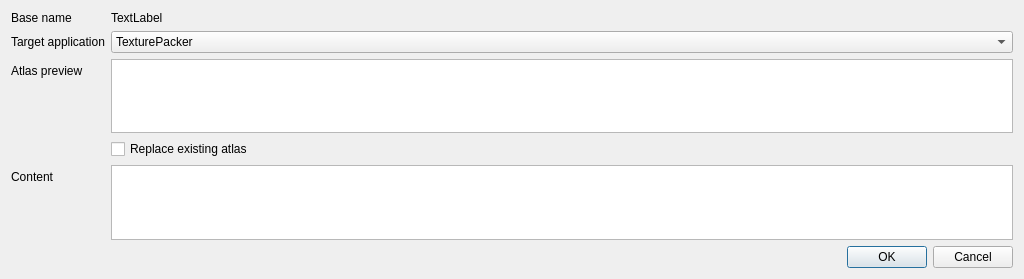
Qt form SpriteStudio/src/extractor/jsonExtractordialog.ui (oktailb/SpriteStudio) before a commit.
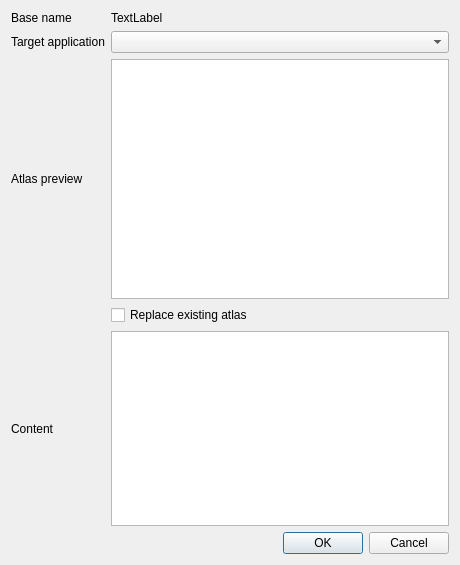
The same form after that commit.

Commit message: refactor json export format selection and user selected options

The edit to the form file:
```diff
--- a/SpriteStudio/src/extractor/jsonExtractordialog.ui
+++ b/SpriteStudio/src/extractor/jsonExtractordialog.ui
@@ -6,8 +6,8 @@
    <rect>
     <x>0</x>
     <y>0</y>
-    <width>1024</width>
-    <height>279</height>
+    <width>460</width>
+    <height>565</height>
    </rect>
   </property>
   <property name="sizePolicy">
@@ -19,7 +19,10 @@
   <property name="windowTitle">
    <string>Dialog</string>
   </property>
-  <layout class="QFormLayout" name="formLayout">
+  <property name="sizeGripEnabled">
+   <bool>false</bool>
+  </property>
+  <layout class="QGridLayout" name="gridLayout">
    <item row="0" column="0">
     <widget class="QLabel" name="baseNameLabel">
      <property name="text">
@@ -42,23 +45,7 @@
     </widget>
    </item>
    <item row="1" column="1">
-    <widget class="QComboBox" name="targetFormat">
-     <item>
-      <property name="text">
-       <string>TexturePacker</string>
-      </property>
-     </item>
-     <item>
-      <property name="text">
-       <string>Phaser</string>
-      </property>
-     </item>
-     <item>
-      <property name="text">
-       <string>Aseprite</string>
-      </property>
-     </item>
-    </widget>
+    <widget class="QComboBox" name="targetFormat"/>
    </item>
    <item row="2" column="0">
     <widget class="QLabel" name="atlasPreviewLabel">
@@ -69,10 +56,19 @@
    </item>
    <item row="2" column="1">
     <widget class="QGraphicsView" name="preview">
+     <property name="enabled">
+      <bool>true</bool>
+     </property>
+     <property name="sizePolicy">
+      <sizepolicy hsizetype="Expanding" vsizetype="Expanding">
+       <horstretch>0</horstretch>
+       <verstretch>0</verstretch>
+      </sizepolicy>
+     </property>
      <property name="minimumSize">
       <size>
-       <width>0</width>
-       <height>0</height>
+       <width>320</width>
+       <height>240</height>
       </size>
      </property>
     </widget>
@@ -91,7 +87,14 @@
      </property>
     </widget>
    </item>
-   <item row="6" column="0" colspan="2">
+   <item row="4" column="1">
+    <widget class="QListWidget" name="animations">
+     <property name="selectionMode">
+      <enum>QAbstractItemView::SelectionMode::MultiSelection</enum>
+     </property>
+    </widget>
+   </item>
+   <item row="5" column="0" colspan="2">
     <widget class="QDialogButtonBox" name="buttonBox">
      <property name="orientation">
       <enum>Qt::Orientation::Horizontal</enum>
@@ -101,13 +104,6 @@
      </property>
     </widget>
    </item>
-   <item row="4" column="1">
-    <widget class="QListWidget" name="animations">
-     <property name="selectionMode">
-      <enum>QAbstractItemView::SelectionMode::MultiSelection</enum>
-     </property>
-    </widget>
-   </item>
   </layout>
  </widget>
  <resources/>
```
The commit also changes 7 other files.
